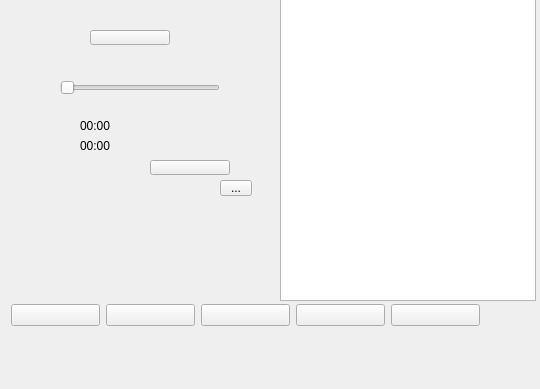
Qt form demo111/mainwindow.ui (bubu224216/musicplayer) before a commit.
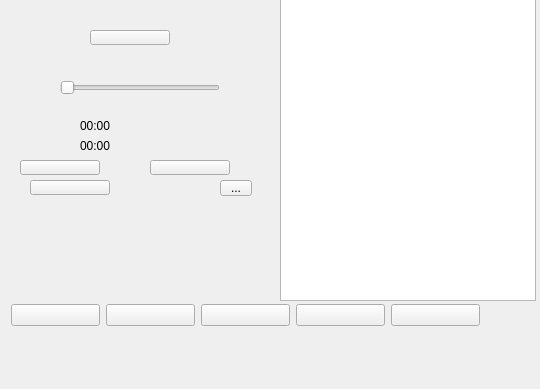
The same form after that commit.

```diff
--- a/demo111/mainwindow.ui
+++ b/demo111/mainwindow.ui
@@ -159,6 +159,32 @@
      </rect>
     </property>
    </widget>
+   <widget class="QPushButton" name="nightBtn">
+    <property name="geometry">
+     <rect>
+      <x>30</x>
+      <y>180</y>
+      <width>80</width>
+      <height>15</height>
+     </rect>
+    </property>
+    <property name="text">
+     <string/>
+    </property>
+   </widget>
+   <widget class="QPushButton" name="daytimeBtn">
+    <property name="geometry">
+     <rect>
+      <x>20</x>
+      <y>160</y>
+      <width>80</width>
+      <height>15</height>
+     </rect>
+    </property>
+    <property name="text">
+     <string/>
+    </property>
+   </widget>
   </widget>
   <widget class="QMenuBar" name="menuBar">
    <property name="geometry">
```
